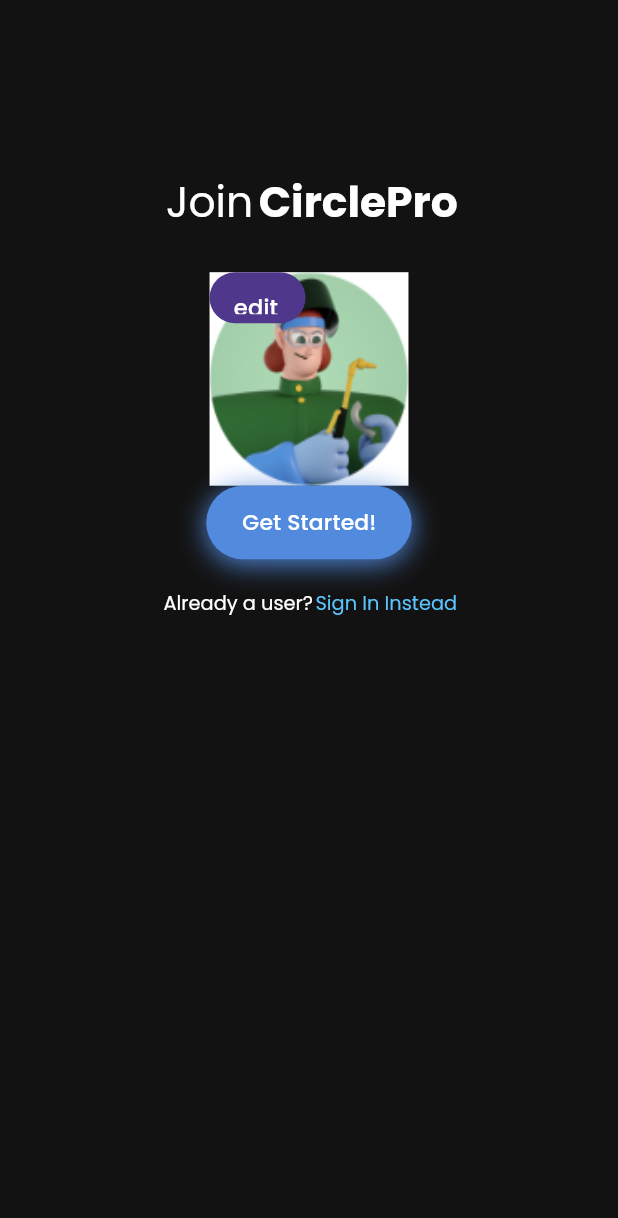
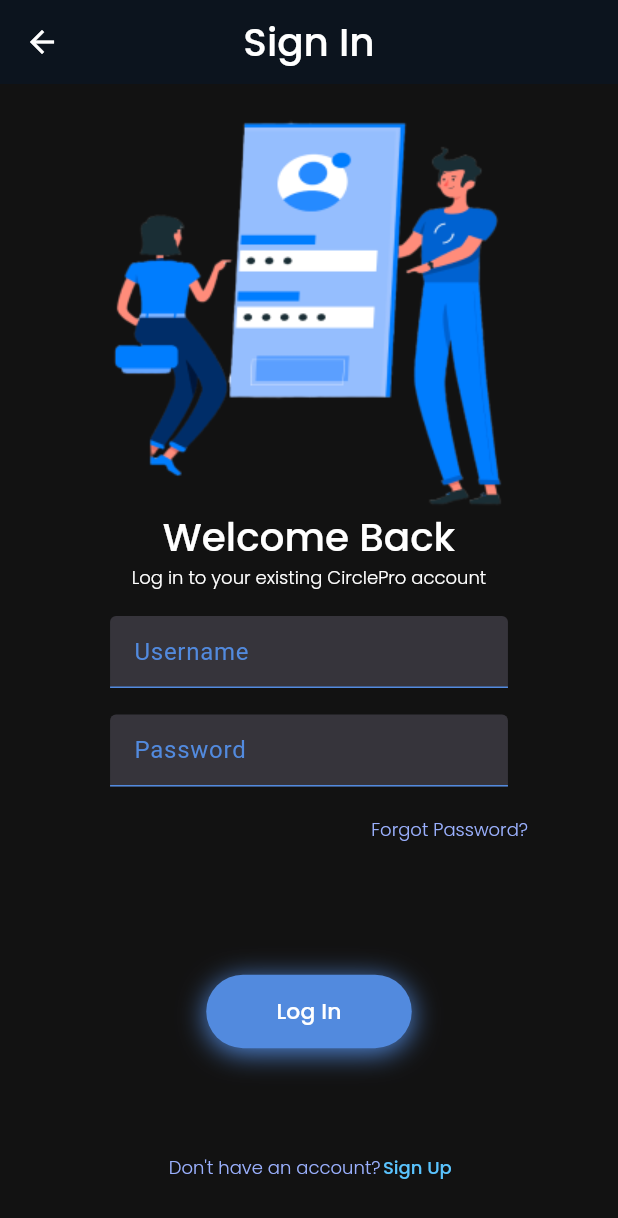
Before and after one commit to micvitc/Networking-App-Frontend, a Flutter app: the screen it shows after launch, after a tap on "Get Started!", on a phone screen of 412 x 824 dp. Shown: the top 1218 px of the screen. Run offline on Flutter 3.47's test engine with Material 2 defaults, Android fonts, the phone set to English and light mode, and no system bars; our stand-ins replace flutter_screenutil, google_fonts, like_button.

Commit message:
getting started page completed

```diff
--- a/lib/main.dart
+++ b/lib/main.dart
@@ -8,6 +8,9 @@
 }
 
 ThemeData customTheme = ThemeData(
+  appBarTheme: AppBarTheme(
+    color: Color(0xFF0C141E), // Set the color of the AppBar globally
+  ),
   useMaterial3: true,
   primaryColor: Colors.red,
   colorScheme: ColorScheme.dark(
--- a/lib/ui/pages/gettingStarted/sign_in_page.dart
+++ b/lib/ui/pages/gettingStarted/sign_in_page.dart
@@ -1,5 +1,7 @@
 import 'package:flutter/material.dart';
 import 'package:flutter_screenutil/flutter_screenutil.dart';
+import 'package:networking_mic/ui/pages/gettingStarted/sign_up_page.dart';
+import 'package:networking_mic/utils/appSizeUtil.dart';
 import 'package:networking_mic/utils/textUtil.dart';
 
 class SignInPage extends StatefulWidget {
@@ -10,91 +12,99 @@
 }
 
 class _SignInPageState extends State<SignInPage> {
+  TextEditingController _usernameController = TextEditingController();
+  TextEditingController _passwordController = TextEditingController();
   @override
   Widget build(BuildContext context) {
     return Scaffold(
+        appBar: AppBar(
+          elevation: 0,
+          backgroundColor: Color(0xFF0C141E),
+          centerTitle: true,
+          title: txt("Sign In",
+              color: Colors.white, weight: FontWeight.w500, size: 26),
+        ),
         body: Padding(
-        padding: EdgeInsets.only(top: 130.h, right: 70.0.h, left: 70.h),
+          padding: const EdgeInsets.all(20),
           child: Column(
             crossAxisAlignment: CrossAxisAlignment.center,
             children: [
-            Row(
-              mainAxisAlignment: MainAxisAlignment.center,
-              children: [
-                txt(
-                  "Join ",
-                  color: Colors.white,
-                  size: 32.sp,
-                  weight: FontWeight.w400,
+              Center(
+                child: Container(
+                  child: Image.asset(
+                    "assets/images/signin.png",
+                  ),
+                ),
               ),
               txt(
-                  "CirclePro",
-                  color: Colors.white, size: 32.sp, weight: FontWeight.w700,
-                  // isBold: true,
+                "Welcome Back",
+                color: Colors.white,
+                weight: FontWeight.w500,
+                size: 26,
+              ),
+              txt(
+                "Log in to your existing CirclePro account",
+                color: Colors.white,
+                weight: FontWeight.w300,
+                size: 12,
+              ),
+              SizedBox(
+                height: 20.h,
+              ),
+              Container(
+                width: 300.h,
+                child: TextField(
+                  controller: _usernameController,
+                  decoration: const InputDecoration(
+                    filled: true,
+                    fillColor: Color(0xFF36343B),
+                    hintText: "Username",
+                    hintStyle: TextStyle(color: Color(0xFF528ADE)),
+                    enabledBorder: UnderlineInputBorder(
+                      borderSide: BorderSide(color: Color(0xFF528ADE)),
+                    ),
+                  ),
+                ),
+              ),
+              SizedBox(
+                height: 20.h,
+              ),
+              Container(
+                width: 300.h,
+                child: TextField(
+                  controller: _passwordController,
+                  decoration: const InputDecoration(
+                    filled: true,
+                    fillColor: Color(0xFF36343B),
+                    hintText: "Password",
+                    hintStyle: TextStyle(color: Color(0xFF528ADE)),
+                    enabledBorder: UnderlineInputBorder(
+                      borderSide: BorderSide(color: Color(0xFF528ADE)),
+                    ),
+                  ),
+                ),
+              ),
+              SizedBox(
+                height: 20,
+              ),
+              Row(
+                mainAxisAlignment: MainAxisAlignment.end,
+                children: [
+                  txt("Forgot Password?",
+                      color: Color(0xFF9BB1FF),
+                      weight: FontWeight.w300,
+                      size: 12),
+                  SizedBox(
+                    width: 40,
                   ),
                 ],
               ),
               SizedBox(
-              height: 30.h,
-            ),
-            Stack(
-              children: [
-                Container(
-                  height: 161.h,
-                  width: 150.h,
-                  color: Colors.white,
-                  child: Image.asset(
-                    'assets/icons/profile.png',
-                    fit: BoxFit.fill,
-                  ),
-                ),
-                Positioned(
-                    child: Container(
-                  width: 64,
-                  height: 34,
-                  child: Stack(
-                    children: [
-                      Positioned(
-                        left: 0,
-                        top: 0,
-                        child: Container(
-                          width: 64,
-                          height: 34,
-                          decoration: ShapeDecoration(
-                            color: const Color(0xFF4F378B),
-                            shape: RoundedRectangleBorder(
-                              borderRadius: BorderRadius.circular(21),
-                            ),
-                          ),
-                        ),
-                      ),
-                      const Positioned(
-                        left: 9,
-                        top: 6,
-                        child: SizedBox(
-                          width: 44,
-                          height: 22,
-                          child: Text(
-                            'edit',
-                            textAlign: TextAlign.center,
-                            style: TextStyle(
-                              color: Colors.white,
-                              fontSize: 15,
-                              fontFamily: 'Poppins',
-                              fontWeight: FontWeight.w500,
-                              height: 2.30,
-                              letterSpacing: 0.15,
-                            ),
-                          ),
-                        ),
-                      ),
-                    ],
-                  ),
-                )),
-              ],
+                height: 100.h,
               ),
               InkWell(
-              onTap: null,
+                // onTap: () => Navigator.of(context).push(
+                //     MaterialPageRoute(builder: (context) => SignInPage())),
                 child: Container(
                   width: 137,
                   height: 49,
@@ -127,7 +137,7 @@
                           crossAxisAlignment: CrossAxisAlignment.center,
                           children: [
                             Text(
-                            'Get Started!',
+                              'Log In ',
                               textAlign: TextAlign.center,
                               style: TextStyle(
                                 color: Colors.white,
@@ -145,28 +155,34 @@
                   ),
                 ),
               ),
-            const SizedBox(
-              height: 20,
+              SizedBox(
+                height: 80.h,
               ),
               Row(
                 mainAxisAlignment: MainAxisAlignment.center,
                 children: [
-                txt(
-                  "Already a user? ",
-                  color: Colors.white,
-                  size: 14.6.sp,
+                  txt("Don't have an account? ",
+                      color: Color(0xFF9BB1FF),
+                      weight: FontWeight.w300,
+                      size: 12),
+                  InkWell(
+                    onTap: () {
+                      Navigator.push(
+                        context,
+                        MaterialPageRoute(builder: (context) => SignUpPage()),
+                      );
+                    },
+                    child: txt(
+                      "Sign Up",
+                      color: Color(0xFF5AC4FF),
+                      weight: FontWeight.w500,
+                      size: 12,
                     ),
-                txt(
-                  "Sign In Instead",
-                  color: const Color(0xFF5AC4FF),
-                  size: 14.60.sp,
-                  // isBold: true,
                   ),
                 ],
               ),
             ],
           ),
-      ),
-    );
+        ));
   }
 }
--- a/pubspec.yaml
+++ b/pubspec.yaml
@@ -65,6 +65,7 @@
   assets:
     - assets/icons/profile.png
     - assets/icons/media.png
+    - assets/images/signin.png
   #   - images/a_dot_ham.jpeg
 
   # An image asset can refer to one or more resolution-specific "variants", see
```
Also changed, not shown: lib/ui/pages/gettingStarted/sign_up_additional_page.dart (added, +219 -0 lines), lib/ui/pages/gettingStarted/sign_up_page.dart (added, +224 -0 lines), lib/ui/pages/verification/verification_page.dart (added, +10 -0 lines), lib/utils/appSizeUtil.dart (added, +17 -0 lines), assets/images/signin.png (added), pubspec.lock. Lines whose indentation alone changed are shown as unchanged.
